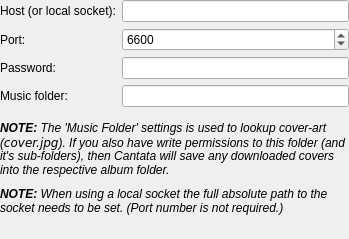
Before: the Qt Designer form gui/serversettings.ui in polpo/cantata-mac, drawn with Qt 5.
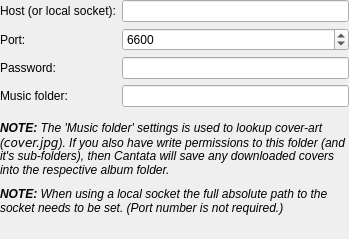
After: the same form once the commit is applied. Custom widgets are drawn as their Qt base class.

```diff
--- a/gui/serversettings.ui
+++ b/gui/serversettings.ui
@@ -106,7 +106,7 @@
    <item>
     <widget class="QLabel" name="musicFolderNoteLabel">
      <property name="text">
-      <string>&lt;i&gt;&lt;b&gt;NOTE:&lt;/b&gt; The 'Music Folder' settings is used to lookup cover-art (&lt;code&gt;cover.jpg&lt;/code&gt;). If you also have write permissions to this folder (and it's sub-folders), then Cantata will save any downloaded covers into the respective album folder.&lt;/i&gt;</string>
+      <string>&lt;i&gt;&lt;b&gt;NOTE:&lt;/b&gt; The 'Music folder' settings is used to lookup cover-art (&lt;code&gt;cover.jpg&lt;/code&gt;). If you also have write permissions to this folder (and it's sub-folders), then Cantata will save any downloaded covers into the respective album folder.&lt;/i&gt;</string>
      </property>
      <property name="wordWrap">
       <bool>true</bool>
```
